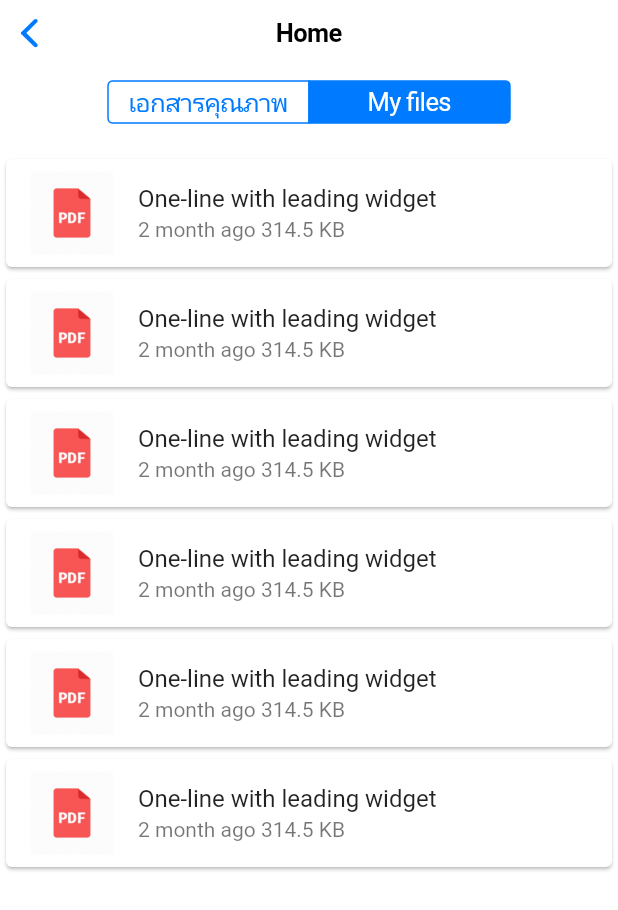
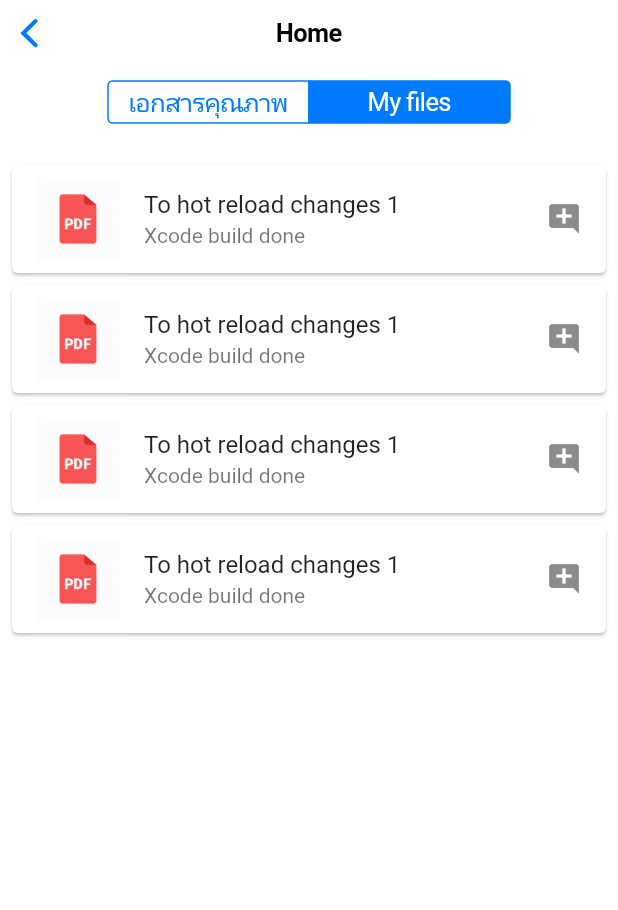
Before and after one commit to wk-j/flutter-cupertino, a Flutter app: the HomeWidget screen opened by its route, after a tap on "My files", on a phone screen of 412 x 824 dp. Shown: the top 910 px of the screen. Run offline on Flutter 3.47's test engine with Material 2 defaults, Android fonts, the phone set to English and light mode, and no system bars.

```diff
--- a/lib/home.dart
+++ b/lib/home.dart
@@ -10,11 +10,44 @@ class HomeWidget extends StatefulWidget {
   }
 }
 
+class Item {
+  final String title;
+  final String subTitle;
+  Item(this.title, this.subTitle);
+}
+
 class HomeState extends State<HomeWidget> {
   var _groupValue = 0;
 
+  var items1 = [
+    Item("To hot reload changes", "Xcode build done"),
+    Item("To hot reload changes", "Xcode build done"),
+    Item("To hot reload changes", "Xcode build done"),
+    Item("To hot reload changes", "Xcode build done"),
+    Item("To hot reload changes", "Xcode build done"),
+    Item("To hot reload changes", "Xcode build done"),
+    Item("To hot reload changes", "Xcode build done"),
+    Item("To hot reload changes", "Xcode build done"),
+    Item("To hot reload changes", "Xcode build done"),
+    Item("To hot reload changes", "Xcode build done"),
+    Item("To hot reload changes", "Xcode build done"),
+    Item("To hot reload changes", "Xcode build done"),
+    Item("To hot reload changes", "Xcode build done"),
+    Item("To hot reload changes", "Xcode build done"),
+    Item("To hot reload changes", "Xcode build done"),
+  ];
+
+  var items2 = [
+    Item("To hot reload changes 1", "Xcode build done"),
+    Item("To hot reload changes 1", "Xcode build done"),
+    Item("To hot reload changes 1", "Xcode build done"),
+    Item("To hot reload changes 1", "Xcode build done"),
+  ];
+
   @override
   Widget build(BuildContext context) {
+    var items = _groupValue == 0 ? items1 : items2;
+
     return CupertinoPageScaffold(
       navigationBar: CupertinoNavigationBar(
         middle: Text("Home"),
@@ -47,51 +80,22 @@ class HomeState extends State<HomeWidget> {
               height: 20,
             ),
             Expanded(
+              child: Padding(
+                padding: const EdgeInsets.all(4.0),
                 child: ListView(
-                children: <Widget>[
-                  Card(
+                  children: items
+                      .map(
+                        (f) => Card(
                           child: ListTile(
                             leading: PdfLogo(),
-                      title: Text('One-line with leading widget'),
-                      subtitle: Text("2 month ago 314.5 KB"),
+                            title: Text(f.title),
+                            subtitle: Text(f.subTitle),
+                            trailing: Icon(Icons.add_comment),
                           ),
                         ),
-                  Card(
-                    child: ListTile(
-                      leading: PdfLogo(),
-                      title: Text('One-line with leading widget'),
-                      subtitle: Text("2 month ago 314.5 KB"),
+                      )
+                      .toList(),
                 ),
-                  ),
-                  Card(
-                    child: ListTile(
-                      leading: PdfLogo(),
-                      title: Text('One-line with leading widget'),
-                      subtitle: Text("2 month ago 314.5 KB"),
-                    ),
-                  ),
-                  Card(
-                    child: ListTile(
-                      leading: PdfLogo(),
-                      title: Text('One-line with leading widget'),
-                      subtitle: Text("2 month ago 314.5 KB"),
-                    ),
-                  ),
-                  Card(
-                    child: ListTile(
-                      leading: PdfLogo(),
-                      title: Text('One-line with leading widget'),
-                      subtitle: Text("2 month ago 314.5 KB"),
-                    ),
-                  ),
-                  Card(
-                    child: ListTile(
-                      leading: PdfLogo(),
-                      title: Text('One-line with leading widget'),
-                      subtitle: Text("2 month ago 314.5 KB"),
-                    ),
-                  ),
-                ],
               ),
             ),
           ],
--- a/lib/login.dart
+++ b/lib/login.dart
@@ -45,7 +45,7 @@ class _LoginState extends State<LoginWidget> {
         ),
         padding: EdgeInsets.symmetric(horizontal: 6, vertical: 12),
         clearButtonMode: OverlayVisibilityMode.editing,
-        keyboardType: TextInputType.visiblePassword,
+        keyboardType: TextInputType.text,
         autocorrect: false,
         decoration: BoxDecoration(
           border: Border(
```
Lines whose indentation alone changed are shown as unchanged.
